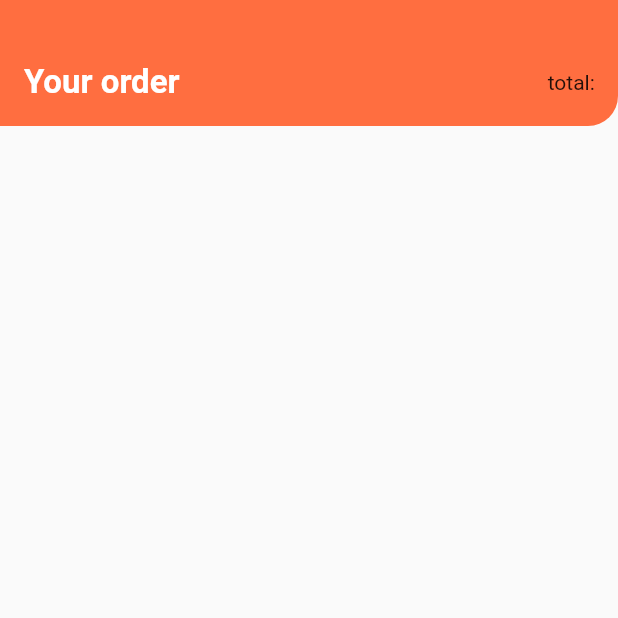
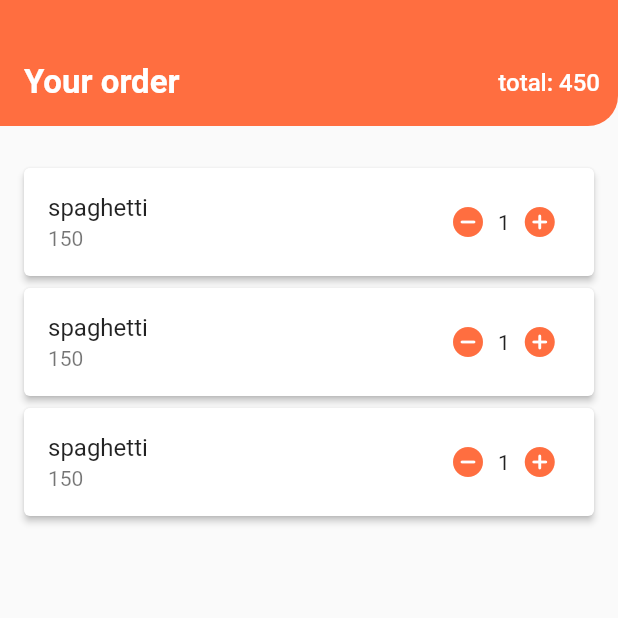
Before and after one commit to AryanKhubchandani/hungreez, a Flutter app: the screen it shows once a user with an empty profile is signed in, item 3 of the bottom bar chosen, after a tap on the "shopping cart" icon, on a phone screen of 412 x 824 dp, the top half of it. Run offline on Flutter 3.47's test engine with Material 2 defaults, Android fonts, the phone set to English and light mode, and no system bars; our stand-ins replace firebase_auth, firebase_core, get; accounts and stored records are empty.

Commit message:
CartScreen UI

```diff
--- a/lib/Views/CartScreen.dart
+++ b/lib/Views/CartScreen.dart
@@ -1,33 +1,68 @@
 import 'package:flutter/material.dart';
+import 'package:get/get.dart';
+import 'package:hungreez/Models/Cart.dart';
+import 'package:hungreez/Widgets/CartItem.dart';
 import 'package:hungreez/constants.dart';
 
-class CartScreen extends StatelessWidget {
+class CartScreen extends StatefulWidget {
   const CartScreen({Key? key}) : super(key: key);
+
+  @override
+  State<CartScreen> createState() => _CartScreenState();
+}
+
+class _CartScreenState extends State<CartScreen> {
+  late CartController controller;
+
+  @override
+  void initState() {
+    controller = Get.find();
+    super.initState();
+  }
 
   @override
   Widget build(BuildContext context) {
     return Scaffold(
       body: Column(
         children: [
+          /// custom top bar with total amount;
           Container(
             alignment: Alignment.topLeft,
             width: double.infinity,
-            padding: EdgeInsets.fromLTRB(16, 42, 12, 16),
+            padding: const EdgeInsets.fromLTRB(16, 42, 12, 16),
             decoration: BoxDecoration(
                 color: clr1,
                 borderRadius:
                     const BorderRadius.only(bottomRight: Radius.circular(20))),
             child: Row(
               children: [
-                Text("Your order",
+                const Text("Your order",
                     style: TextStyle(
                         color: Colors.white,
                         fontSize: 22,
                         fontWeight: FontWeight.w700)),
-                Expanded(child: SizedBox(width: 1)),
-                Text("total: ")
+                const Expanded(child: SizedBox(width: 1)),
+                Obx(() => Text("total: ${controller.total}",
+                    style: const TextStyle(
+                        color: Colors.white,
+                        fontSize: 16,
+                        fontWeight: FontWeight.w500)))
               ],
             ),
+          ),
+          const SizedBox(height: 24),
+          Obx(
+            () => ListView.builder(
+                padding: const EdgeInsets.symmetric(horizontal: 12),
+                itemCount: controller.cart.length,
+                shrinkWrap: true,
+                itemBuilder: (context, int idx) {
+                  return CartItem().buildItem(
+                      controller.cart[idx].name,
+                      controller.cart[idx].price,
+                      controller.cart[idx].time,
+                      idx);
+                }),
           )
         ],
       ),
--- a/lib/Views/HomeScreen.dart
+++ b/lib/Views/HomeScreen.dart
@@ -16,7 +16,6 @@ class _HomeScreenState extends State<HomeScreen> {
   List<Widget> bodyPages = [ProfileScreen(), MenuScreen(), ChatbotScreen()];
 
   int pageIndex = 1;
-  CartController controller = Get.put(CartController());
 
   @override
   Widget build(BuildContext context) {
--- a/lib/Views/MenuScreen.dart
+++ b/lib/Views/MenuScreen.dart
@@ -2,8 +2,27 @@ import 'package:flutter/material.dart';
 import 'package:get/get.dart';
 import 'package:hungreez/Models/Cart.dart';
 
-class MenuScreen extends StatelessWidget {
-  CartController controller = Get.find();
+class MenuScreen extends StatefulWidget {
+  const MenuScreen({super.key});
+
+  @override
+  State<MenuScreen> createState() => _MenuScreenState();
+}
+
+class _MenuScreenState extends State<MenuScreen> {
+  CartController controller = Get.put(CartController());
+
+  @override
+  void initState() {
+    controller.cart
+        .add(Order(name: "spaghetti", price: 150, time: 20.0, quantity: 1.obs));
+    controller.cart
+        .add(Order(name: "spaghetti", price: 150, time: 20.0, quantity: 1.obs));
+    controller.cart
+        .add(Order(name: "spaghetti", price: 150, time: 20.0, quantity: 1.obs));
+    controller.total.value = 450;
+    super.initState();
+  }
 
   @override
   Widget build(BuildContext context) {
--- a/lib/Widgets/CartItem.dart
+++ b/lib/Widgets/CartItem.dart
@@ -0,0 +1,48 @@
+import 'package:flutter/material.dart';
+import 'package:get/get.dart';
+import 'package:hungreez/Models/Cart.dart';
+import 'package:hungreez/constants.dart';
+
+class CartItem {
+  Widget buildItem(String name, int price, double time, int idx) {
+    CartController controller = Get.find();
+    RxInt quantity = controller.cart[idx].quantity;
+
+    return Card(
+      elevation: 2.0,
+      child: ListTile(
+        title: Text(name),
+        subtitle: Text(price.toString()),
+        trailing: SizedBox(
+          width: 80,
+          child: Row(
+            children: [
+              Obx(
+                () => GestureDetector(
+                    onTap: quantity.value > 0
+                        ? () {
+                            quantity.value -= 1;
+                            controller.total -= controller.cart[idx].price;
+                            if (quantity.value == 0) {
+                              controller.cart.removeAt(idx);
+                            }
+                          }
+                        : () {},
+                    child: Icon(Icons.remove_circle_rounded, color: clr1)),
+              ),
+              const SizedBox(width: 8),
+              Obx(() => Text(quantity.toString())),
+              const SizedBox(width: 8),
+              GestureDetector(
+                  child: Icon(Icons.add_circle_rounded, color: clr1),
+                  onTap: () {
+                    quantity.value += 1;
+                    controller.total += controller.cart[idx].price;
+                  }),
+            ],
+          ),
+        ),
+      ),
+    );
+  }
+}
```
